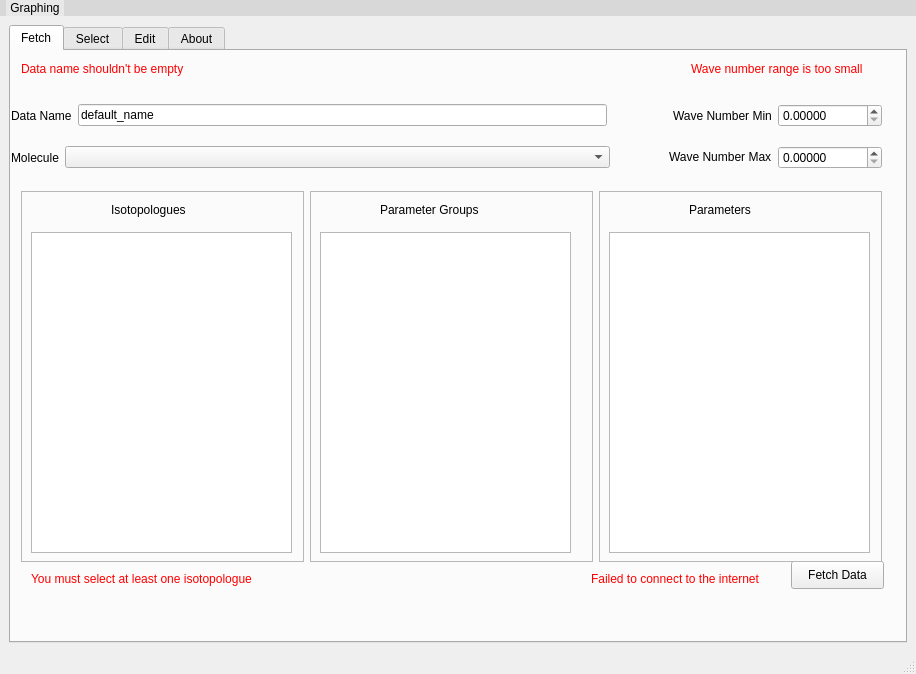
First picture: the form in layouts/main_window.ui, repository hitranonline/hapiest, before the edit.
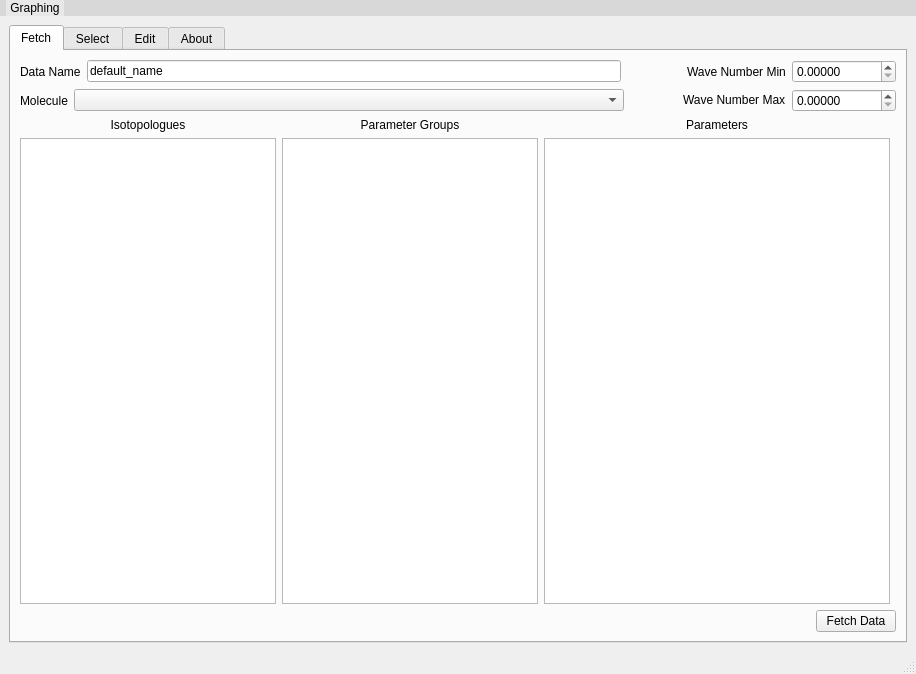
Second picture: the form after the edit.

```diff
--- a/layouts/main_window.ui
+++ b/layouts/main_window.ui
@@ -69,268 +69,130 @@
        <number>0</number>
       </property>
       <widget class="QWidget" name="fetch_tab">
+       <property name="sizePolicy">
+        <sizepolicy hsizetype="Expanding" vsizetype="Maximum">
+         <horstretch>0</horstretch>
+         <verstretch>0</verstretch>
+        </sizepolicy>
+       </property>
        <attribute name="title">
         <string>Fetch</string>
        </attribute>
-       <widget class="QLabel" name="err_small_range">
-        <property name="geometry">
-         <rect>
-          <x>680</x>
-          <y>10</y>
-          <width>185</width>
-          <height>16</height>
-         </rect>
-        </property>
+       <layout class="QGridLayout" name="gridLayout_3">
+        <item row="3" column="0" colspan="2">
+         <layout class="QHBoxLayout" name="horizontalLayout_9">
+          <item>
+           <layout class="QVBoxLayout" name="verticalLayout_7">
+            <item>
+             <widget class="QLabel" name="label_2">
         <property name="sizePolicy">
-         <sizepolicy hsizetype="Fixed" vsizetype="Fixed">
+               <sizepolicy hsizetype="Preferred" vsizetype="Fixed">
           <horstretch>0</horstretch>
           <verstretch>0</verstretch>
          </sizepolicy>
         </property>
-        <property name="palette">
-         <palette>
-          <active>
-           <colorrole role="WindowText">
-            <brush brushstyle="SolidPattern">
-             <color alpha="255">
-              <red>255</red>
-              <green>0</green>
-              <blue>0</blue>
-             </color>
-            </brush>
-           </colorrole>
-          </active>
-          <inactive>
-           <colorrole role="WindowText">
-            <brush brushstyle="SolidPattern">
-             <color alpha="255">
-              <red>255</red>
-              <green>0</green>
-              <blue>0</blue>
-             </color>
-            </brush>
-           </colorrole>
-          </inactive>
-          <disabled>
-           <colorrole role="WindowText">
-            <brush brushstyle="SolidPattern">
-             <color alpha="255">
-              <red>120</red>
-              <green>120</green>
-              <blue>120</blue>
-             </color>
-            </brush>
-           </colorrole>
-          </disabled>
-         </palette>
+              <property name="font">
+               <font>
+                <pointsize>9</pointsize>
+               </font>
         </property>
         <property name="text">
-         <string>Wave number range is too small</string>
-        </property>
-       </widget>
-       <widget class="QLabel" name="err_empty_name">
-        <property name="geometry">
-         <rect>
-          <x>10</x>
-          <y>10</y>
-          <width>174</width>
-          <height>16</height>
-         </rect>
-        </property>
+               <string>Isotopologues</string>
+              </property>
+              <property name="alignment">
+               <set>Qt::AlignCenter</set>
+              </property>
+             </widget>
+            </item>
+            <item>
+             <widget class="QListWidget" name="iso_list">
+              <property name="sizePolicy">
+               <sizepolicy hsizetype="Minimum" vsizetype="Expanding">
+                <horstretch>0</horstretch>
+                <verstretch>0</verstretch>
+               </sizepolicy>
+              </property>
+             </widget>
+            </item>
+           </layout>
+          </item>
+          <item>
+           <layout class="QVBoxLayout" name="verticalLayout_6">
+            <item>
+             <widget class="QLabel" name="label_6">
         <property name="sizePolicy">
-         <sizepolicy hsizetype="Maximum" vsizetype="Maximum">
+               <sizepolicy hsizetype="Preferred" vsizetype="Fixed">
           <horstretch>0</horstretch>
           <verstretch>0</verstretch>
          </sizepolicy>
         </property>
-        <property name="palette">
-         <palette>
-          <active>
-           <colorrole role="WindowText">
-            <brush brushstyle="SolidPattern">
-             <color alpha="255">
-              <red>255</red>
-              <green>0</green>
-              <blue>0</blue>
-             </color>
-            </brush>
-           </colorrole>
-          </active>
-          <inactive>
-           <colorrole role="WindowText">
-            <brush brushstyle="SolidPattern">
-             <color alpha="255">
-              <red>255</red>
-              <green>0</green>
-              <blue>0</blue>
-             </color>
-            </brush>
-           </colorrole>
-          </inactive>
-          <disabled>
-           <colorrole role="WindowText">
-            <brush brushstyle="SolidPattern">
-             <color alpha="255">
-              <red>120</red>
-              <green>120</green>
-              <blue>120</blue>
-             </color>
-            </brush>
-           </colorrole>
-          </disabled>
-         </palette>
+              <property name="font">
+               <font>
+                <pointsize>9</pointsize>
+               </font>
         </property>
         <property name="text">
-         <string>Data name shouldn't be empty</string>
-        </property>
-       </widget>
-       <widget class="QLabel" name="err_bad_connection">
-        <property name="geometry">
-         <rect>
-          <x>580</x>
-          <y>520</y>
-          <width>181</width>
-          <height>16</height>
-         </rect>
-        </property>
+               <string>Parameter Groups</string>
+              </property>
+              <property name="alignment">
+               <set>Qt::AlignCenter</set>
+              </property>
+             </widget>
+            </item>
+            <item>
+             <widget class="QListWidget" name="param_group_list">
         <property name="sizePolicy">
-         <sizepolicy hsizetype="Fixed" vsizetype="Fixed">
+               <sizepolicy hsizetype="Maximum" vsizetype="Expanding">
           <horstretch>0</horstretch>
           <verstretch>0</verstretch>
          </sizepolicy>
         </property>
-        <property name="palette">
-         <palette>
-          <active>
-           <colorrole role="WindowText">
-            <brush brushstyle="SolidPattern">
-             <color alpha="255">
-              <red>255</red>
-              <green>0</green>
-              <blue>0</blue>
-             </color>
-            </brush>
-           </colorrole>
-          </active>
-          <inactive>
-           <colorrole role="WindowText">
-            <brush brushstyle="SolidPattern">
-             <color alpha="255">
-              <red>255</red>
-              <green>0</green>
-              <blue>0</blue>
-             </color>
-            </brush>
-           </colorrole>
-          </inactive>
-          <disabled>
-           <colorrole role="WindowText">
-            <brush brushstyle="SolidPattern">
-             <color alpha="255">
-              <red>120</red>
-              <green>120</green>
-              <blue>120</blue>
-             </color>
-            </brush>
-           </colorrole>
-          </disabled>
-         </palette>
-        </property>
-        <property name="text">
-         <string>Failed to connect to the internet</string>
-        </property>
-       </widget>
-       <widget class="QLabel" name="err_bad_iso_list">
-        <property name="geometry">
-         <rect>
-          <x>20</x>
-          <y>520</y>
-          <width>236</width>
-          <height>16</height>
-         </rect>
-        </property>
-        <property name="palette">
-         <palette>
-          <active>
-           <colorrole role="WindowText">
-            <brush brushstyle="SolidPattern">
-             <color alpha="255">
-              <red>255</red>
-              <green>0</green>
-              <blue>0</blue>
-             </color>
-            </brush>
-           </colorrole>
-           <colorrole role="Text">
-            <brush brushstyle="SolidPattern">
-             <color alpha="255">
-              <red>255</red>
-              <green>0</green>
-              <blue>4</blue>
-             </color>
-            </brush>
-           </colorrole>
-          </active>
-          <inactive>
-           <colorrole role="WindowText">
-            <brush brushstyle="SolidPattern">
-             <color alpha="255">
-              <red>255</red>
-              <green>0</green>
-              <blue>0</blue>
-             </color>
-            </brush>
-           </colorrole>
-           <colorrole role="Text">
-            <brush brushstyle="SolidPattern">
-             <color alpha="255">
-              <red>255</red>
-              <green>0</green>
-              <blue>4</blue>
-             </color>
-            </brush>
-           </colorrole>
-          </inactive>
-          <disabled>
-           <colorrole role="WindowText">
-            <brush brushstyle="SolidPattern">
-             <color alpha="255">
-              <red>120</red>
-              <green>120</green>
-              <blue>120</blue>
-             </color>
-            </brush>
-           </colorrole>
-           <colorrole role="Text">
-            <brush brushstyle="SolidPattern">
-             <color alpha="255">
-              <red>120</red>
-              <green>120</green>
-              <blue>120</blue>
-             </color>
-            </brush>
-           </colorrole>
-          </disabled>
-         </palette>
-        </property>
+             </widget>
+            </item>
+           </layout>
+          </item>
+          <item>
+           <layout class="QVBoxLayout" name="verticalLayout_8">
+            <item>
+             <widget class="QLabel" name="label_7">
+              <property name="sizePolicy">
+               <sizepolicy hsizetype="Preferred" vsizetype="Fixed">
+                <horstretch>0</horstretch>
+                <verstretch>0</verstretch>
+               </sizepolicy>
+              </property>
         <property name="font">
          <font>
-          <stylestrategy>PreferAntialias</stylestrategy>
+                <pointsize>9</pointsize>
          </font>
         </property>
         <property name="text">
-         <string>You must select at least one isotopologue</string>
-        </property>
-       </widget>
+               <string>Parameters</string>
+              </property>
+              <property name="alignment">
+               <set>Qt::AlignCenter</set>
+              </property>
+             </widget>
+            </item>
+            <item>
+             <widget class="QListWidget" name="param_list"/>
+            </item>
+           </layout>
+          </item>
+          <item>
+           <widget class="QFrame" name="frame_3">
+            <property name="frameShape">
+             <enum>QFrame::StyledPanel</enum>
+            </property>
+            <property name="frameShadow">
+             <enum>QFrame::Raised</enum>
+            </property>
+           </widget>
+          </item>
+         </layout>
+        </item>
+        <item row="4" column="1">
        <widget class="QPushButton" name="fetch_button">
-        <property name="geometry">
-         <rect>
-          <x>780</x>
-          <y>510</y>
-          <width>93</width>
-          <height>28</height>
-         </rect>
-        </property>
         <property name="sizePolicy">
          <sizepolicy hsizetype="Fixed" vsizetype="Fixed">
           <horstretch>0</horstretch>
@@ -346,18 +208,12 @@
          <string>Fetch Data</string>
         </property>
        </widget>
-       <widget class="QWidget" name="verticalLayoutWidget">
-        <property name="geometry">
-         <rect>
-          <x>0</x>
-          <y>40</y>
-          <width>871</width>
-          <height>91</height>
-         </rect>
-        </property>
-        <layout class="QVBoxLayout" name="verticalLayout_10">
-         <item>
+        </item>
+        <item row="0" column="0" colspan="2">
           <layout class="QHBoxLayout" name="horizontalLayout_3">
+          <property name="sizeConstraint">
+           <enum>QLayout::SetFixedSize</enum>
+          </property>
            <item>
             <widget class="QLabel" name="label">
              <property name="sizePolicy">
@@ -436,8 +292,11 @@
            </item>
           </layout>
          </item>
-         <item>
+        <item row="1" column="0" colspan="2">
           <layout class="QHBoxLayout" name="horizontalLayout_8">
+          <property name="sizeConstraint">
+           <enum>QLayout::SetFixedSize</enum>
+          </property>
            <item>
             <widget class="QLabel" name="label_5">
              <property name="sizePolicy">
@@ -527,168 +386,6 @@
          </item>
         </layout>
        </widget>
-       <widget class="QWidget" name="horizontalLayoutWidget_3">
-        <property name="geometry">
-         <rect>
-          <x>10</x>
-          <y>140</y>
-          <width>861</width>
-          <height>371</height>
-         </rect>
-        </property>
-        <layout class="QHBoxLayout" name="horizontalLayout_9">
-         <item>
-          <widget class="QFrame" name="frame">
-           <property name="frameShape">
-            <enum>QFrame::StyledPanel</enum>
-           </property>
-           <property name="frameShadow">
-            <enum>QFrame::Raised</enum>
-           </property>
-           <widget class="QLabel" name="label_2">
-            <property name="geometry">
-             <rect>
-              <x>90</x>
-              <y>10</y>
-              <width>91</width>
-              <height>18</height>
-             </rect>
-            </property>
-            <property name="sizePolicy">
-             <sizepolicy hsizetype="Fixed" vsizetype="Fixed">
-              <horstretch>0</horstretch>
-              <verstretch>0</verstretch>
-             </sizepolicy>
-            </property>
-            <property name="font">
-             <font>
-              <pointsize>9</pointsize>
-             </font>
-            </property>
-            <property name="text">
-             <string>Isotopologues</string>
-            </property>
-           </widget>
-           <widget class="QListWidget" name="iso_list">
-            <property name="geometry">
-             <rect>
-              <x>10</x>
-              <y>41</y>
-              <width>261</width>
-              <height>321</height>
-             </rect>
-            </property>
-            <property name="sizePolicy">
-             <sizepolicy hsizetype="Expanding" vsizetype="Expanding">
-              <horstretch>0</horstretch>
-              <verstretch>0</verstretch>
-             </sizepolicy>
-            </property>
-           </widget>
-          </widget>
-         </item>
-         <item>
-          <widget class="QFrame" name="frame_2">
-           <property name="frameShape">
-            <enum>QFrame::StyledPanel</enum>
-           </property>
-           <property name="frameShadow">
-            <enum>QFrame::Raised</enum>
-           </property>
-           <widget class="QLabel" name="label_6">
-            <property name="geometry">
-             <rect>
-              <x>70</x>
-              <y>10</y>
-              <width>119</width>
-              <height>18</height>
-             </rect>
-            </property>
-            <property name="sizePolicy">
-             <sizepolicy hsizetype="Fixed" vsizetype="Fixed">
-              <horstretch>0</horstretch>
-              <verstretch>0</verstretch>
-             </sizepolicy>
-            </property>
-            <property name="font">
-             <font>
-              <pointsize>9</pointsize>
-             </font>
-            </property>
-            <property name="text">
-             <string>Parameter Groups</string>
-            </property>
-           </widget>
-           <widget class="QListWidget" name="param_group_list">
-            <property name="geometry">
-             <rect>
-              <x>10</x>
-              <y>41</y>
-              <width>251</width>
-              <height>321</height>
-             </rect>
-            </property>
-           </widget>
-           <zorder>label_6</zorder>
-           <zorder>horizontalLayoutWidget_3</zorder>
-           <zorder>param_group_list</zorder>
-          </widget>
-         </item>
-         <item>
-          <widget class="QFrame" name="frame_3">
-           <property name="frameShape">
-            <enum>QFrame::StyledPanel</enum>
-           </property>
-           <property name="frameShadow">
-            <enum>QFrame::Raised</enum>
-           </property>
-           <widget class="QLabel" name="label_7">
-            <property name="geometry">
-             <rect>
-              <x>90</x>
-              <y>10</y>
-              <width>75</width>
-              <height>18</height>
-             </rect>
-            </property>
-            <property name="sizePolicy">
-             <sizepolicy hsizetype="Fixed" vsizetype="Fixed">
-              <horstretch>0</horstretch>
-              <verstretch>0</verstretch>
-             </sizepolicy>
-            </property>
-            <property name="font">
-             <font>
-              <pointsize>9</pointsize>
-             </font>
-            </property>
-            <property name="text">
-             <string>Parameters</string>
-            </property>
-           </widget>
-           <widget class="QListWidget" name="param_list">
-            <property name="geometry">
-             <rect>
-              <x>10</x>
-              <y>41</y>
-              <width>261</width>
-              <height>321</height>
-             </rect>
-            </property>
-           </widget>
-          </widget>
-         </item>
-        </layout>
-       </widget>
-       <zorder>err_small_range</zorder>
-       <zorder>err_empty_name</zorder>
-       <zorder>err_bad_connection</zorder>
-       <zorder>err_bad_iso_list</zorder>
-       <zorder>fetch_button</zorder>
-       <zorder>verticalLayoutWidget</zorder>
-       <zorder>frame_3</zorder>
-       <zorder>horizontalLayoutWidget_3</zorder>
-      </widget>
       <widget class="QWidget" name="select_tab">
        <attribute name="title">
         <string>Select</string>
```
Left out of the diff: 38 changed lines with no effect on the pictures. Lines whose indentation alone changed are shown as unchanged.
